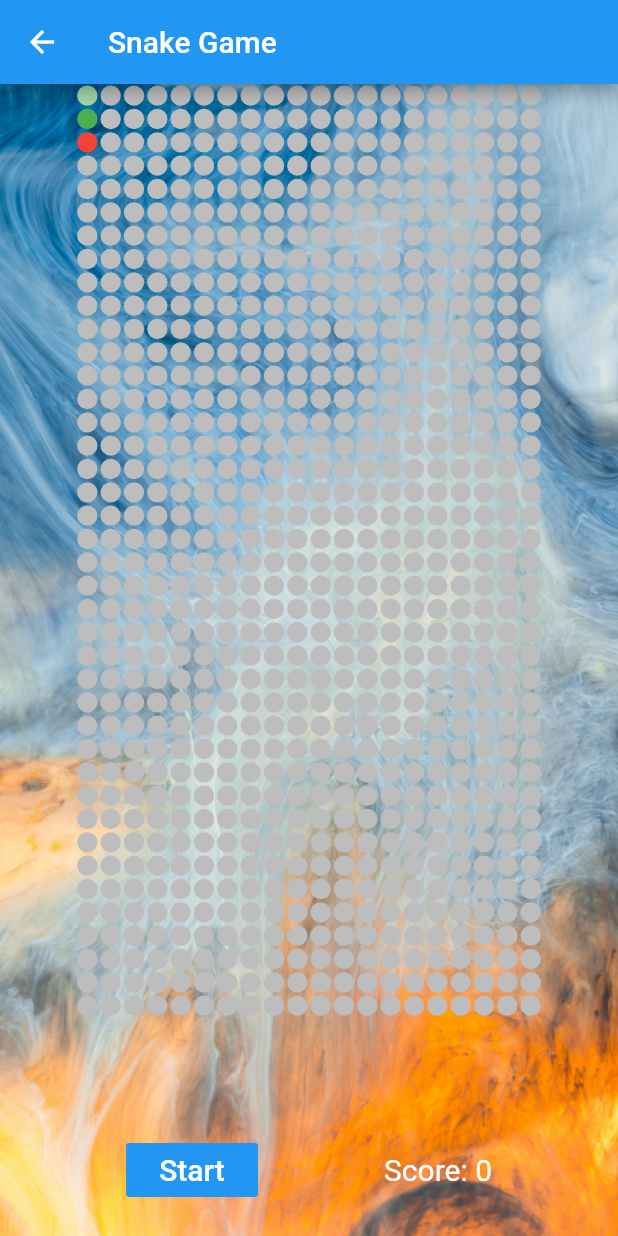
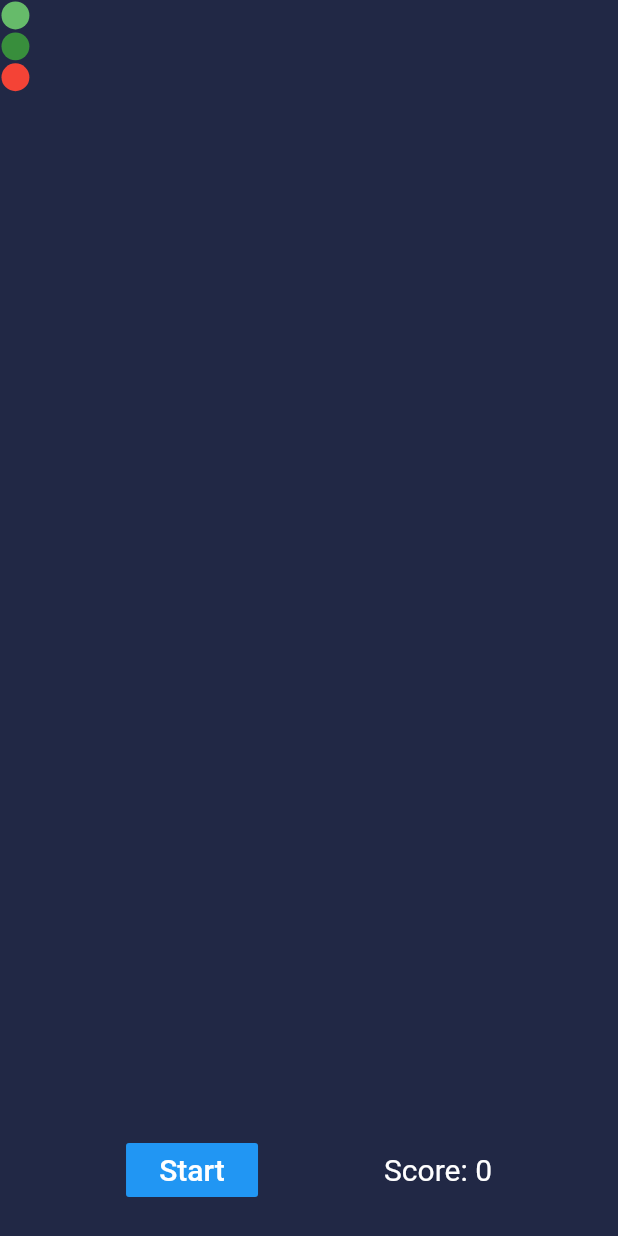
Before and after one commit to Aaron0608/flutter_mini_games, a Flutter app: the screen it shows after launch, after a tap on "Snake", on a phone screen of 412 x 824 dp. Run offline on Flutter 3.47's test engine with Material 2 defaults, Android fonts, the light colour scheme and no system bars.

Commit message:
All Backgrounds set to navy blue

```diff
--- a/lib/main.dart
+++ b/lib/main.dart
@@ -27,18 +27,11 @@ class HomePage extends StatelessWidget {
   @override
   Widget build(BuildContext context) {
     return Scaffold(
+        backgroundColor: Color.fromRGBO(33, 40, 69, 1),
         //backgroundColor: Colors.yellow,
         appBar: AppBar(title: Text('Game Hub'
             )),
         body:
-        Container(
-          decoration: BoxDecoration(
-            image: DecorationImage(
-              image: AssetImage("assets/images/home_page_background_3.jpg"),
-              fit: BoxFit.cover,
-            )
-          ),
-          child:
         ListView(children: [
           Center(                                                   // TIC TAC TOE GAME BUTTON
               child: Container(
@@ -88,6 +81,6 @@ class HomePage extends StatelessWidget {
                         style: TextStyle(fontSize: 15, color: Colors.black),
                     ),
                   )))
-        ])));
+        ]));
   }
 }
--- a/lib/snake/snake.dart
+++ b/lib/snake/snake.dart
@@ -15,7 +15,7 @@ class SnakeGame extends StatefulWidget {
 
 class _SnakeGameState extends State<SnakeGame> {
   final int squaresPerRow = 20;
-  final int squaresPerCol = 40;
+  final int squaresPerCol = 30;
   final fontStyle = TextStyle(color: Colors.white, fontSize: 20);
   final randomGen = Random();
 
@@ -143,21 +143,11 @@ class _SnakeGameState extends State<SnakeGame> {
 
   Widget build(BuildContext context) {
     return Scaffold(
-      appBar: AppBar(
-        title: Text("Snake Game"),
-      ),
+
+
+      backgroundColor: Color.fromRGBO(33, 40, 69, 1),
       //backgroundColor: Colors.black,
       body:
-
-
-        Container(
-        decoration: BoxDecoration(
-        image: DecorationImage(
-        image: AssetImage("assets/images/home_page_background_7.jpg"),
-    fit: BoxFit.cover,
-    )
-    ),
-    child:
 
       Column(
         children: <Widget>[
@@ -199,13 +189,13 @@ class _SnakeGameState extends State<SnakeGame> {
                       }
 
                       if (snake.first[0] == x && snake.first[1] == y) {
-                        color = Colors.green;
+                        color = Colors.green[700];
                       } else if (isSnakeBody) {
-                        color = Colors.green[200];
+                        color = Colors.green[400];
                       } else if (food[0] == x && food[1] == y) {
                         color = Colors.red;
                       } else {
-                        color = Colors.grey[400];
+                        color = Color.fromRGBO(33, 40, 69, 1);
                       }
 
                       return Container(
@@ -245,7 +235,7 @@ class _SnakeGameState extends State<SnakeGame> {
               )),
         ],
       ),
-    ));
+    );
   }
 }
 
--- a/lib/tic_tac_toe/TicTacToe.dart
+++ b/lib/tic_tac_toe/TicTacToe.dart
@@ -121,9 +121,12 @@ class TicTacToeState extends State<TicTacToe> {
                       ),
                     ),
                     Container(
-                        child: Text(
-                      "Winner",
-                    ))
+                      margin: EdgeInsets.only(top: 20),
+                        child: Center(
+                          child: Text(
+                      "Winner ${playerMapping[Player.flipPlayer(currentPlayer)]}",
+                            style: TextStyle(fontSize: 24),
+                    )))
                   ],
                 ),
               ),
@@ -175,6 +178,7 @@ class TicTacToeState extends State<TicTacToe> {
                       decoration: showWidgetBorders ? widgetBorder() : null,
                       margin: EdgeInsets.all(20),
                       child: GridView.count(
+                          physics: NeverScrollableScrollPhysics(),
                           crossAxisCount: 3,
                           children: List.generate(9, (idx) {
                             return Cell(
```
Also changed, not shown: pubspec.lock.
